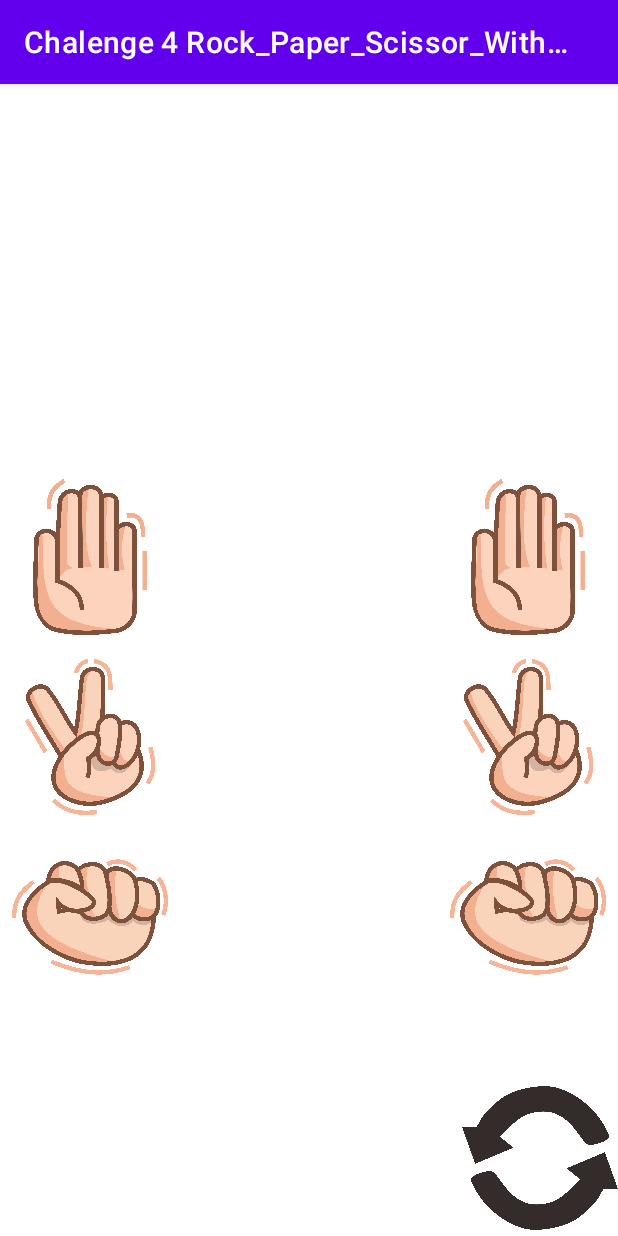
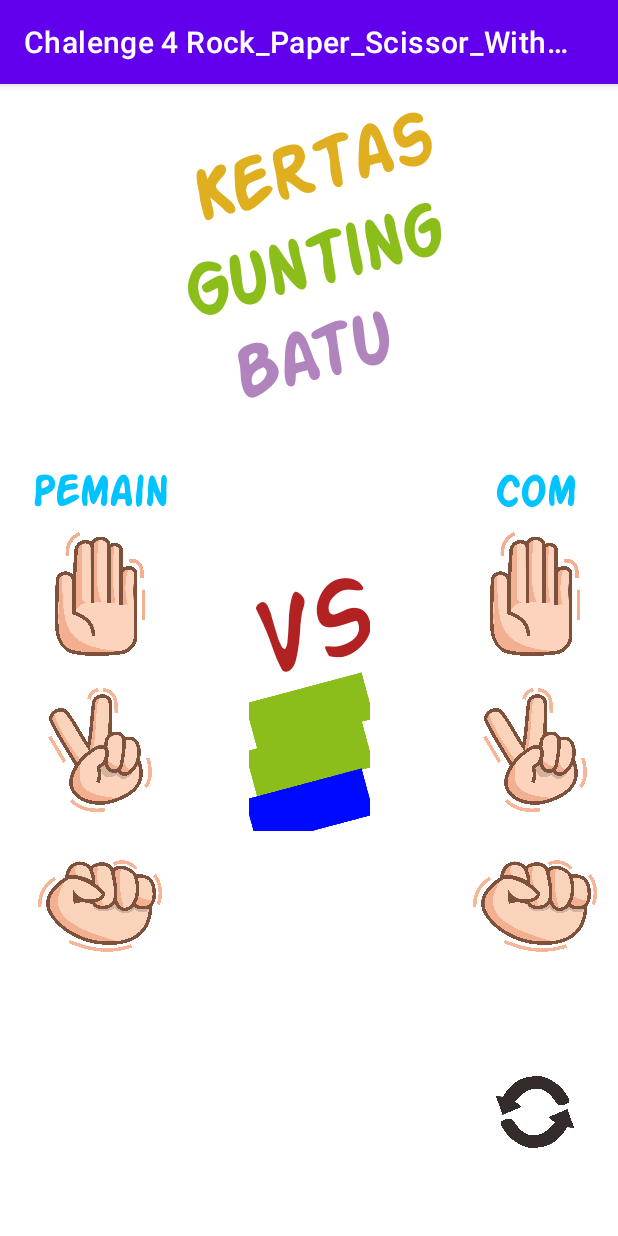
Before and after one commit to rabbiln/Chalenge_4_Rock_Paper_Scissor_With_Visual, an Android app: the screen it shows after launch (MainActivity), on a phone screen of 412 x 824 dp. Run offline under Robolectric (Android 15) with nearby library versions, the phone set to English and light mode, and no system bars; our stand-ins replace sdp/ssp sizes.

Commit message:
little ui fixing

```diff
--- a/app/src/main/res/layout/activity_main.xml
+++ b/app/src/main/res/layout/activity_main.xml
@@ -11,92 +11,87 @@
         android:id="@+id/tv_paper"
         android:layout_width="match_parent"
         android:layout_height="wrap_content"
-        android:layout_marginTop="16dp"
+        android:layout_marginTop="@dimen/_16ssp"
         android:fontFamily="@font/action_man"
-        android:paddingHorizontal="16dp"
+        android:paddingHorizontal="@dimen/_16sdp"
         android:rotation="-15"
         android:textAlignment="center"
         android:textColor="@color/orange"
-        android:textSize="50sp"
+        android:textSize="@dimen/_40ssp"
         android:textStyle="bold"
         app:layout_constraintTop_toTopOf="parent"
-        tools:layout_editor_absoluteX="0dp"
-        tools:text="Kertas" />
+       android:text="Kertas" />
 
     <TextView
         android:id="@+id/tv_Scissor"
         android:fontFamily="@font/action_man"
         android:layout_width="match_parent"
         android:layout_height="wrap_content"
-        android:paddingHorizontal="16dp"
+        android:paddingHorizontal="@dimen/_16sdp"
         android:rotation="-15"
         android:textAlignment="center"
         android:textColor="@color/green"
-        android:textSize="50sp
-"
+        android:textSize="@dimen/_40ssp"
         android:textStyle="bold"
         app:layout_constraintTop_toBottomOf="@+id/tv_paper"
-        tools:layout_editor_absoluteX="16dp"
-        tools:text="Gunting" />
+        android:text="Gunting" />
 
     <TextView
         android:id="@+id/tv_stone"
         android:fontFamily="@font/action_man"
         android:layout_width="match_parent"
         android:layout_height="wrap_content"
-        android:paddingHorizontal="16dp"
+        android:paddingHorizontal="@dimen/_16sdp"
         android:rotation="-15"
         android:textAlignment="center"
         android:textColor="@color/purple"
-        android:textSize="50sp
-"
+        android:textSize="@dimen/_40ssp"
         android:textStyle="bold"
         app:layout_constraintTop_toBottomOf="@+id/tv_Scissor"
-        tools:layout_editor_absoluteX="16dp"
-        tools:text="Batu" />
+        android:text="Batu" />
 
     <TextView
         android:id="@+id/tv_Player"
         android:layout_width="wrap_content"
         android:layout_height="wrap_content"
-        android:layout_marginStart="16dp"
-        android:layout_marginTop="30dp"
+        android:layout_marginTop="@dimen/_32sdp"
         android:fontFamily="@font/action_man"
-        android:paddingHorizontal="16dp"
+        android:paddingHorizontal="@dimen/_16sdp"
         android:rotation="0"
+        android:text="Pemain"
         android:textColor="@color/light_Blue"
-        android:textSize="24sp"
+        android:textSize="@dimen/_24ssp"
         android:textStyle="bold"
         app:layout_constraintLeft_toLeftOf="parent"
         app:layout_constraintStart_toStartOf="parent"
-        app:layout_constraintTop_toBottomOf="@id/tv_stone"
-        tools:text="Pemain" />
+        app:layout_constraintTop_toBottomOf="@id/tv_stone" />
 
     <TextView
         android:id="@+id/tv_Com"
         android:layout_width="wrap_content"
         android:layout_height="wrap_content"
-        android:layout_marginTop="30dp"
-        android:layout_marginEnd="24dp"
+        android:layout_marginTop="@dimen/_32sdp"
+        android:layout_marginEnd="8dp"
         android:fontFamily="@font/action_man"
-        android:paddingHorizontal="16dp"
+        android:paddingHorizontal="@dimen/_16sdp"
         android:rotation="0"
+        android:text="Com"
         android:textColor="@color/light_Blue"
-        android:textSize="24sp"
+        android:textSize="@dimen/_24ssp"
         android:textStyle="bold"
         app:layout_constraintEnd_toEndOf="parent"
         app:layout_constraintRight_toRightOf="parent"
-        app:layout_constraintTop_toBottomOf="@id/tv_stone"
-        tools:text="Com" />
+        app:layout_constraintTop_toBottomOf="@id/tv_stone" />
 
     <FrameLayout
         android:id="@+id/fl_paper"
         android:layout_width="0dp"
-        android:layout_height="120dp"
-        android:padding="8dp"
+        android:layout_height="@dimen/_80sdp"
+        android:padding="@dimen/_8sdp"
         app:layout_constraintDimensionRatio="1:1"
+        app:layout_constraintEnd_toEndOf="@+id/tv_Player"
         app:layout_constraintLeft_toLeftOf="parent"
-        app:layout_constraintStart_toStartOf="parent"
+        app:layout_constraintStart_toStartOf="@+id/tv_Player"
         app:layout_constraintTop_toBottomOf="@id/tv_Player">
 
         <ImageView
@@ -109,11 +104,12 @@
     <FrameLayout
         android:id="@+id/fl_scissor"
         android:layout_width="0dp"
-        android:layout_height="120dp"
-        android:padding="8dp"
+        android:layout_height="@dimen/_80sdp"
+        android:padding="@dimen/_8sdp"
         app:layout_constraintDimensionRatio="1:1"
+        app:layout_constraintEnd_toEndOf="@+id/fl_paper"
         app:layout_constraintLeft_toLeftOf="parent"
-        app:layout_constraintStart_toStartOf="parent"
+        app:layout_constraintStart_toStartOf="@+id/fl_paper"
         app:layout_constraintTop_toBottomOf="@+id/fl_paper">
 
         <ImageView
@@ -126,11 +122,12 @@
     <FrameLayout
         android:id="@+id/fl_rock"
         android:layout_width="0dp"
-        android:layout_height="120dp"
-        android:padding="8dp"
+        android:layout_height="@dimen/_80sdp"
+        android:padding="@dimen/_8sdp"
         app:layout_constraintDimensionRatio="1:1"
+        app:layout_constraintEnd_toEndOf="@+id/fl_scissor"
         app:layout_constraintLeft_toLeftOf="parent"
-        app:layout_constraintStart_toStartOf="parent"
+        app:layout_constraintStart_toStartOf="@+id/fl_scissor"
         app:layout_constraintTop_toBottomOf="@+id/fl_scissor">
 
         <ImageView
@@ -143,10 +140,12 @@
     <FrameLayout
         android:id="@+id/fl_paper_right"
         android:layout_width="0dp"
-        android:layout_height="120dp"
-        android:padding="8dp"
+        android:layout_height="@dimen/_80sdp"
+        android:padding="@dimen/_8sdp"
         app:layout_constraintDimensionRatio="1:1"
+        app:layout_constraintEnd_toEndOf="@+id/tv_Com"
         app:layout_constraintRight_toRightOf="parent"
+        app:layout_constraintStart_toStartOf="@+id/tv_Com"
         app:layout_constraintTop_toBottomOf="@id/tv_Com">
 
         <ImageView
@@ -159,10 +158,12 @@
     <FrameLayout
         android:id="@+id/fl_scissor_right"
         android:layout_width="0dp"
-        android:layout_height="120dp"
-        android:padding="8dp"
+        android:layout_height="@dimen/_80sdp"
+        android:padding="@dimen/_8sdp"
         app:layout_constraintDimensionRatio="1:1"
+        app:layout_constraintEnd_toEndOf="@+id/fl_paper_right"
         app:layout_constraintRight_toRightOf="parent"
+        app:layout_constraintStart_toStartOf="@+id/fl_paper_right"
         app:layout_constraintTop_toBottomOf="@+id/fl_paper_right">
 
         <ImageView
@@ -176,11 +177,12 @@
     <FrameLayout
         android:id="@+id/fl_rock_right"
         android:layout_width="0dp"
-        android:layout_height="120dp"
-        android:padding="8dp"
+        android:layout_height="@dimen/_80sdp"
+        android:padding="@dimen/_8sdp"
         app:layout_constraintDimensionRatio="1:1"
+        app:layout_constraintEnd_toEndOf="@+id/fl_scissor_right"
         app:layout_constraintRight_toRightOf="parent"
-        app:layout_constraintEnd_toEndOf="parent"
+        app:layout_constraintStart_toStartOf="@+id/fl_scissor_right"
         app:layout_constraintTop_toBottomOf="@+id/fl_scissor">
 
         <ImageView
@@ -210,8 +212,8 @@
             android:rotation="-15"
             android:textAlignment="center"
             android:textColor="@color/red"
-            android:textSize="80sp"
-            tools:text="VS" />
+            android:textSize="@dimen/_60ssp"
+            android:text="VS" />
 
         <TextView
             android:id="@+id/tv_player_win"
@@ -222,7 +224,7 @@
             android:rotation="-15"
             android:textAlignment="center"
             android:textColor="@color/white"
-            android:textSize="30sp"
+            android:textSize="@dimen/_20ssp"
             tools:text="Pemain \n MENANG!" />
 
         <TextView
@@ -234,7 +236,7 @@
             android:rotation="-15"
             android:textAlignment="center"
             android:textColor="@color/white"
-            android:textSize="30sp"
+            android:textSize="@dimen/_20ssp"
             tools:text="Computer \n MENANG!" />
 
         <TextView
@@ -246,21 +248,27 @@
             android:rotation="-15"
             android:textAlignment="center"
             android:textColor="@color/white"
-            android:textSize="30sp"
+            android:textSize="@dimen/_20ssp"
             tools:text="DRAW" />
     </LinearLayout>
 
     <FrameLayout
+        android:id="@+id/frameLayout"
         android:layout_width="0dp"
-        android:layout_height="@dimen/_80sdp"
+        android:layout_height="@dimen/_40sdp"
+        android:layout_marginTop="2dp"
+        app:layout_constraintBottom_toBottomOf="parent"
         app:layout_constraintDimensionRatio="1:1"
-        app:layout_constraintBottom_toBottomOf="parent"
-        app:layout_constraintRight_toRightOf="parent">
-    <ImageView
-        android:id="@+id/ib_refresh"
-        android:layout_width="match_parent"
-        android:layout_height="match_parent"
-        android:src="@drawable/ic_refresh"/>
+        app:layout_constraintEnd_toEndOf="@+id/fl_rock_right"
+        app:layout_constraintRight_toRightOf="parent"
+        app:layout_constraintStart_toStartOf="@+id/fl_rock_right"
+        app:layout_constraintTop_toBottomOf="@+id/fl_rock_right">
+
+        <ImageView
+            android:id="@+id/ib_refresh"
+            android:layout_width="match_parent"
+            android:layout_height="match_parent"
+            android:src="@drawable/ic_refresh" />
     </FrameLayout>
 
 </androidx.constraintlayout.widget.ConstraintLayout>
```
